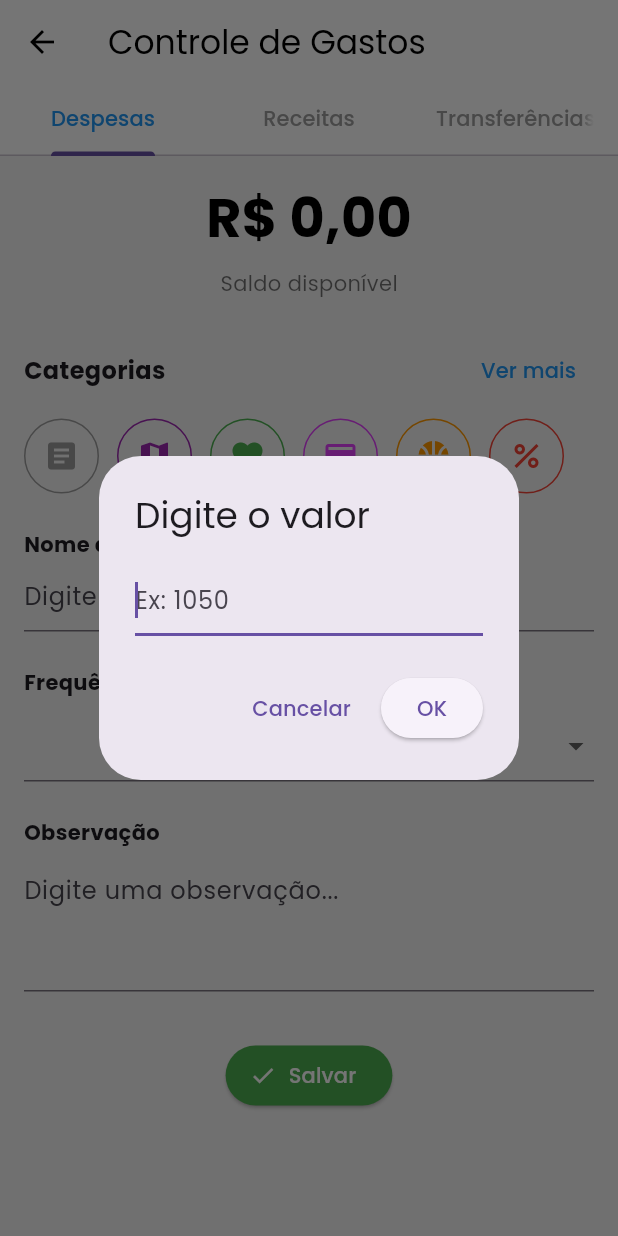
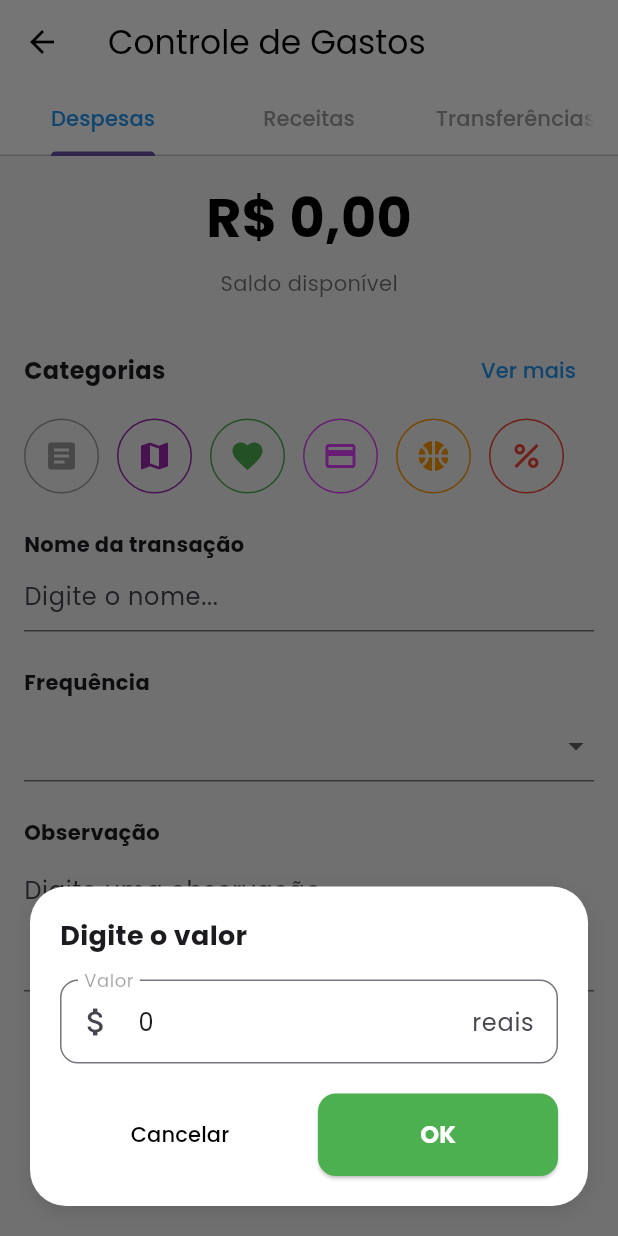
Before and after one commit to felipetaua/Finan-old, a Flutter app: the AddTransactionPage screen opened directly with empty values, after a tap on an icon or button, on a phone screen of 412 x 824 dp. Run offline on Flutter 3.47's test engine with Material 3 defaults, Android fonts, the phone set to English and light mode, and no system bars; our stand-ins replace fl_chart, flutter_multi_formatter, font_awesome_flutter, google_fonts, shared_preferences, smooth_page_indicator; accounts and stored records are empty.

Commit message:
personalizando o dialog de inserir valor

```diff
--- a/lib/pages/home/main/add_despesas.dart
+++ b/lib/pages/home/main/add_despesas.dart
@@ -2,6 +2,7 @@ import 'package:finan/feedback/congratulationsPage.dart';
 import 'package:flutter/foundation.dart';
 import 'package:flutter/material.dart';
 import 'package:intl/intl.dart';
+import 'package:flutter/services.dart';
 
 class AddTransactionPage extends StatefulWidget {
   final Function(Map<String, dynamic>) onSave; // Função para salvar a transação
@@ -165,36 +166,130 @@ class AddTransactionPageState extends State<AddTransactionPage>
           Center(
             child: GestureDetector(
               onTap: () async {
-                final result = await showDialog<String>(
+                await showModalBottomSheet(
                   context: context,
+                  isScrollControlled: true,
+                  backgroundColor: Colors.transparent,
                   builder: (context) {
                     String tempValue = _inputValue;
-                    return AlertDialog(
-                      title: const Text('Digite o valor'),
-                      content: TextField(
-                        autofocus: true,
-                        keyboardType: TextInputType.number,
-                        decoration: const InputDecoration(hintText: 'Ex: 1050'),
-                        onChanged: (value) => tempValue = value,
+                    final TextEditingController valueController =
+                        TextEditingController(text: tempValue);
+
+                    return Padding(
+                      padding: EdgeInsets.only(
+                        bottom: MediaQuery.of(context).viewInsets.bottom + 20,
+                        left: 20,
+                        right: 20,
                       ),
-                      actions: [
-                        TextButton(
-                          onPressed: () => Navigator.pop(context),
-                          child: const Text('Cancelar'),
+                      child: Container(
+                        padding: const EdgeInsets.all(20),
+                        decoration: BoxDecoration(
+                          color: Colors.white,
+                          borderRadius: BorderRadius.circular(24),
+                          boxShadow: [
+                            BoxShadow(
+                              color: Colors.black.withOpacity(0.1),
+                              blurRadius: 10,
+                              offset: const Offset(0, 4),
+                            ),
+                          ],
                         ),
-                        ElevatedButton(
-                          onPressed: () => Navigator.pop(context, tempValue),
-                          child: const Text('OK'),
+                        child: Column(
+                          mainAxisSize: MainAxisSize.min,
+                          crossAxisAlignment: CrossAxisAlignment.stretch,
+                          children: [
+                            const Text(
+                              'Digite o valor',
+                              style: TextStyle(
+                                fontSize: 18,
+                                fontWeight: FontWeight.bold,
+                              ),
+                            ),
+                            const SizedBox(height: 16),
+                            TextField(
+                              controller: valueController,
+                              keyboardType: TextInputType.numberWithOptions(
+                                decimal: true,
+                              ),
+                              inputFormatters: [
+                                FilteringTextInputFormatter.allow(
+                                  RegExp(r'^\d+[\.,]?\d{0,2}'),
+                                ),
+                              ],
+                              decoration: InputDecoration(
+                                labelText: "Valor",
+                                labelStyle: const TextStyle(
+                                  color: Colors.black38,
+                                ),
+                                prefixIcon: const Icon(Icons.attach_money),
+                                suffix: Text("reais"),
+                                border: OutlineInputBorder(
+                                  borderRadius: BorderRadius.circular(12),
+                                ),
+                                focusedBorder: OutlineInputBorder(
+                                  borderSide: const BorderSide(
+                                    color: Colors.blueAccent,
+                                    width: 2,
+                                  ),
+                                  borderRadius: BorderRadius.circular(12),
+                                ),
+                              ),
+                              onChanged: (value) {
+                                // Substitui ',' por '.' para padronizar o valor
+                                tempValue = value.replaceAll(',', '.');
+                              },
+                            ),
+                            const SizedBox(height: 20),
+                            Row(
+                              children: [
+                                Expanded(
+                                  child: TextButton(
+                                    onPressed: () => Navigator.pop(context),
+                                    child: const Text(
+                                      "Cancelar",
+                                      style: TextStyle(color: Colors.black),
+                                    ),
+                                  ),
+                                ),
+                                const SizedBox(width: 12),
+                                Expanded(
+                                  child: ElevatedButton(
+                                    onPressed: () {
+                                      Navigator.pop(context, tempValue);
+                                    },
+                                    style: ElevatedButton.styleFrom(
+                                      backgroundColor: Colors.green,
+                                      padding: const EdgeInsets.symmetric(
+                                        vertical: 16,
+                                      ),
+                                      shape: RoundedRectangleBorder(
+                                        borderRadius: BorderRadius.circular(12),
+                                      ),
+                                    ),
+                                    child: const Text(
+                                      "OK",
+                                      style: TextStyle(
+                                        fontSize: 16,
+                                        fontWeight: FontWeight.bold,
+                                        color: Colors.white,
+                                      ),
+                                    ),
+                                  ),
+                                ),
+                              ],
+                            ),
+                          ],
                         ),
-                      ],
+                      ),
                     );
                   },
-                );
-                if (result != null && result.isNotEmpty) {
-                  setState(() {
-                    _inputValue = result;
-                  });
-                }
+                ).then((result) {
+                  if (result != null && result.isNotEmpty) {
+                    setState(() {
+                      _inputValue = result;
+                    });
+                  }
+                });
               },
               child: Text(
                 _formatCurrency(_inputValue),
```
